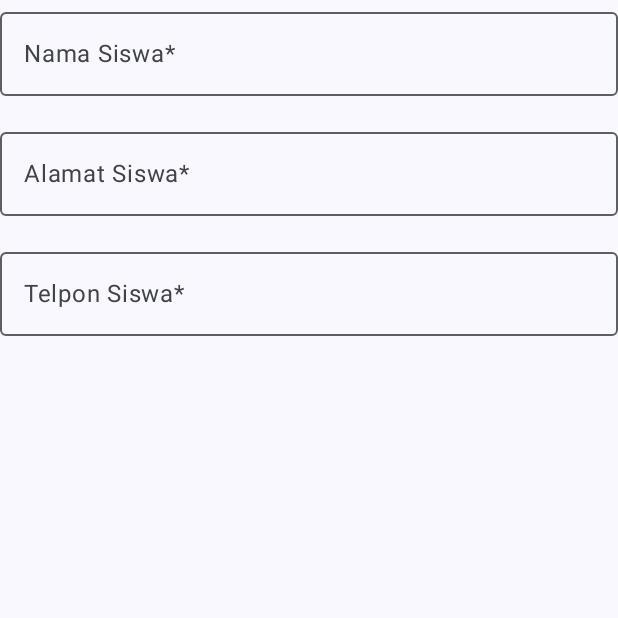
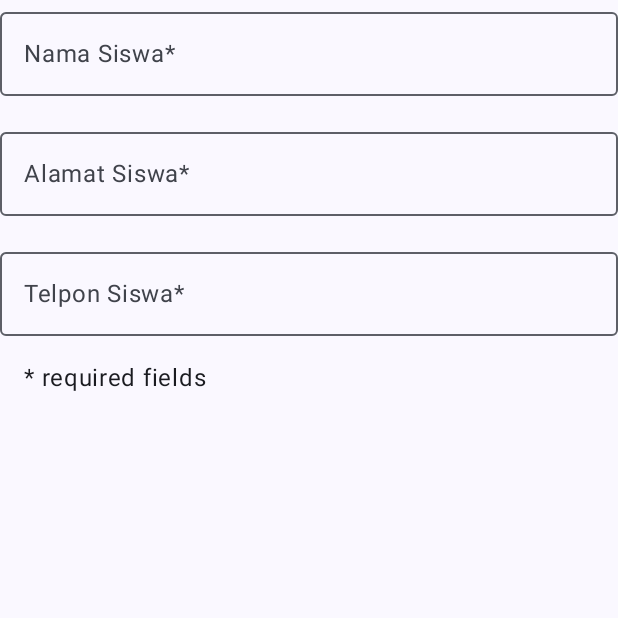
Before and after one commit to Rofi24/20210140100_RoomDatabase, an Android app built with Jetpack Compose: the composable FormInputSiswa shown on its own in the app's theme, on a phone screen of 412 x 824 dp, the top half of it. Run offline under Robolectric (Android 15) with nearby library versions, the phone set to English and light mode, and no system bars.

Commit message:
add conditional Text for required field if enabled

```diff
--- a/app/src/main/java/com/example/roomsiswa/ui/theme/halaman/HalamanEntry.kt
+++ b/app/src/main/java/com/example/roomsiswa/ui/theme/halaman/HalamanEntry.kt
@@ -76,5 +76,10 @@ fun FormInputSiswa(
             enabled = enabled,
             singleLine = true
         )
+        if (enabled) {
+            Text(
+                text = stringResource(R.string.required_field),
+                modifier = Modifier.padding(start = dimensionResource(id = R.dimen.padding_medium)))
+        }
     }
 }
```
